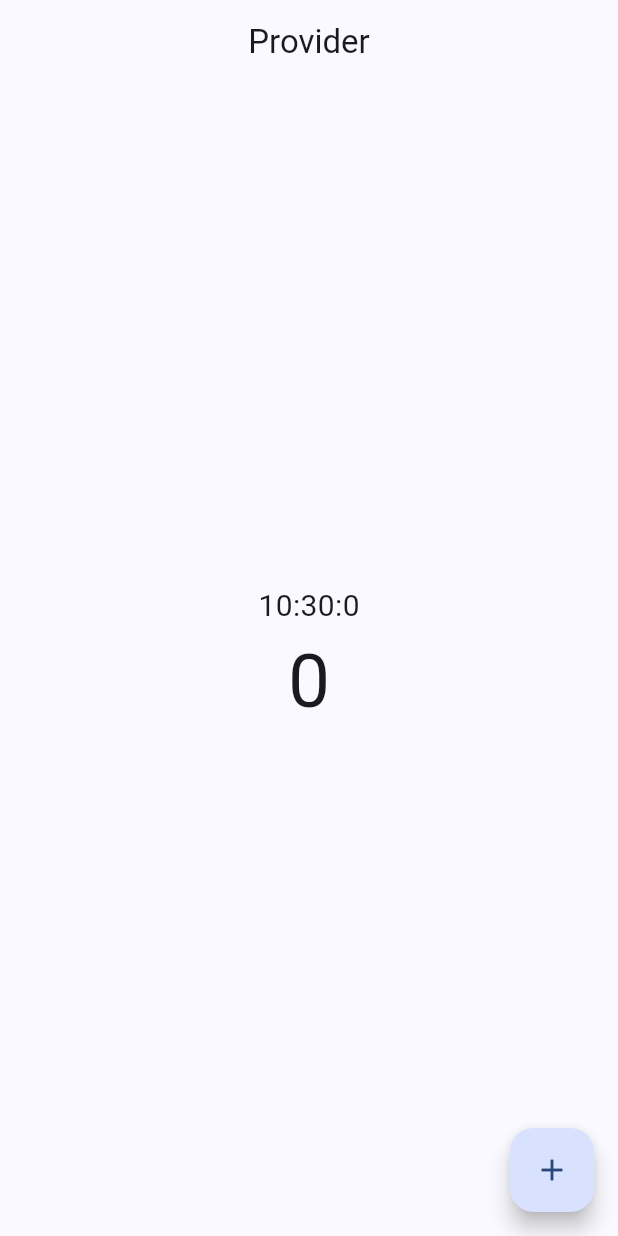
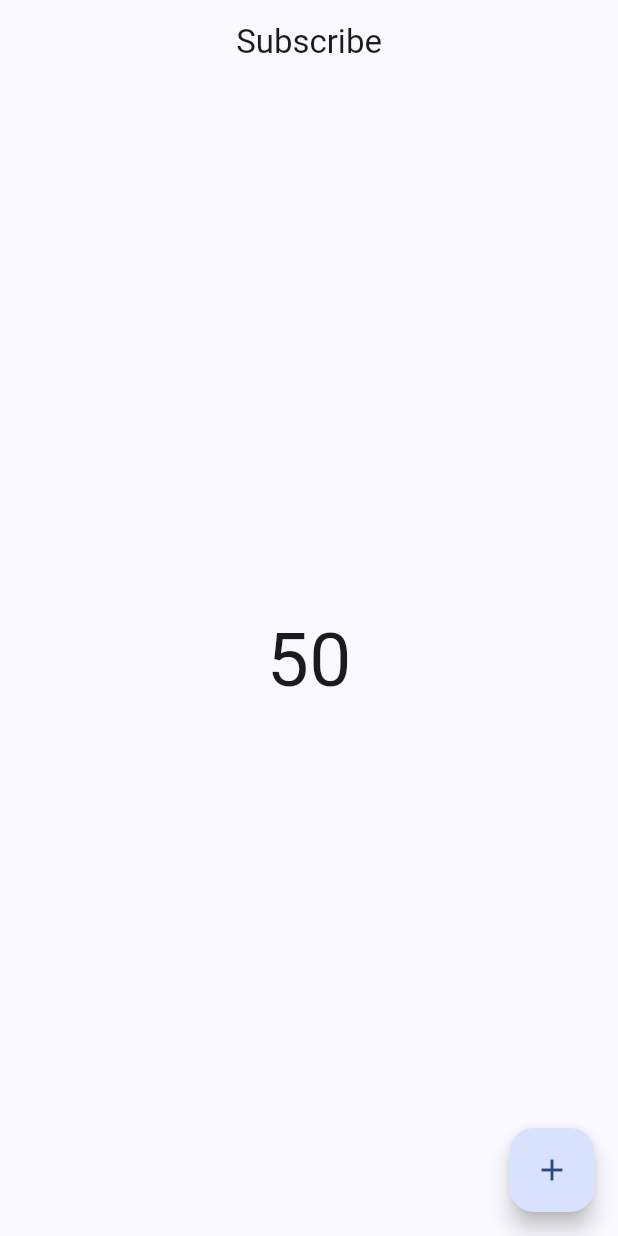
Before and after one commit to shahadat-coder/Provider-State-Management, a Flutter app: the first screen one second after launch, on a phone screen of 412 x 824 dp. Run offline on Flutter 3.47's test engine with Material 3 defaults, Android fonts, the phone set to English and light mode, and no system bars.

Commit message:
Provider Count Example with Change Notifier & Consumer

```diff
--- a/lib/main.dart
+++ b/lib/main.dart
@@ -1,5 +1,7 @@
 import 'package:flutter/material.dart';
-import 'package:provider_state_management/screens/why_provider_screen.dart';
+import 'package:provider/provider.dart';
+import 'package:provider_state_management/provider/count_provider.dart';
+import 'package:provider_state_management/screens/count_example.dart';
 
 
 void main() {
@@ -12,14 +14,18 @@ class MyApp extends StatelessWidget {
 
   @override
   Widget build(BuildContext context) {
-    return MaterialApp(
-      debugShowCheckedModeBanner: false,
-      title: 'Flutter Demo',
-      theme: ThemeData(
-        colorScheme: ColorScheme.fromSeed(seedColor: Colors.blueAccent),
-        useMaterial3: true,
+    return ChangeNotifierProvider(
+        create:(_)=> CounterProvider(),
+      child: MaterialApp(
+        debugShowCheckedModeBanner: false,
+        title: 'Flutter Demo',
+        theme: ThemeData(
+          colorScheme: ColorScheme.fromSeed(seedColor: Colors.blueAccent),
+          useMaterial3: true,
+        ),
+        home:  const CountExample(),
       ),
-      home:  const WhyProviderScreen(),
     );
+
   }
 }
--- /dev/null
+++ b/lib/provider/count_provider.dart
@@ -0,0 +1,11 @@
+import 'package:flutter/foundation.dart';
+
+class CounterProvider with ChangeNotifier{
+  int _count = 50;
+  int get count => _count;
+
+  void setCount (){
+    _count++;
+    notifyListeners();
+  }
+}
--- /dev/null
+++ b/lib/screens/count_example.dart
@@ -0,0 +1,52 @@
+import 'dart:async';
+
+import 'package:flutter/material.dart';
+import 'package:provider/provider.dart';
+
+import '../provider/count_provider.dart';
+
+
+class CountExample extends StatefulWidget {
+  const CountExample({super.key});
+
+  @override
+  State<CountExample> createState() => _CountExampleState();
+}
+
+class _CountExampleState extends State<CountExample> {
+  @override
+  void initState() {
+    super.initState();
+    final countProvider = Provider.of<CounterProvider>(context, listen: false);
+    Timer.periodic(const Duration(seconds: 2), (timer) {
+      countProvider.setCount();
+    });
+  }
+
+  @override
+  Widget build(BuildContext context) {
+    final countProvider = Provider.of<CounterProvider>(context, listen: false);
+    return Scaffold(
+      appBar: AppBar(
+        centerTitle: true,
+        title: Text('Subscribe'),
+      ),
+      body: Center(
+        child: Consumer<CounterProvider>(builder: (context,value,child){
+          print('only this widget builds');
+          return Text(value.count.toString(),
+            style: TextStyle(
+              fontSize: 50,
+            ),
+          );
+        })
+      ),
+      floatingActionButton: FloatingActionButton(
+        onPressed: (){
+          countProvider.setCount();
+        },
+        child: Icon(Icons.add),
+      ),
+    );
+  }
+}
```
